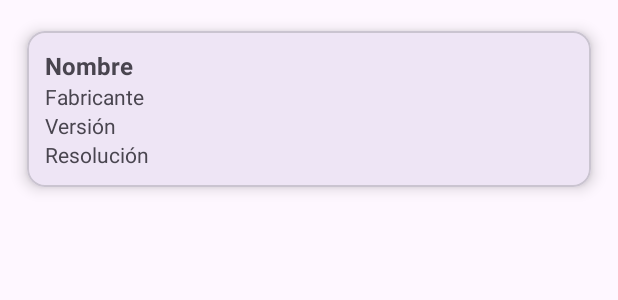
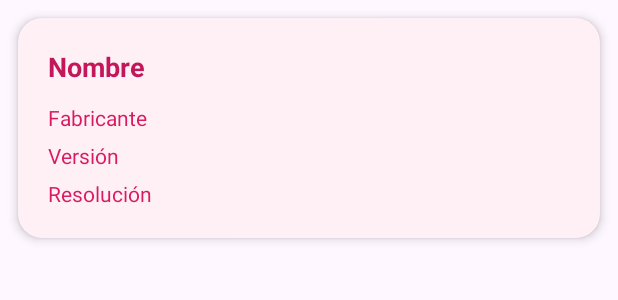
Before and after one commit to kat506/ACMisSensores7.10.205, an Android app: the layout item_sensor.xml on its own in the app's theme, with its tools: preview values and no code run, on a phone screen of 412 x 824 dp. Shown: the top 300 px of the screen. Run offline under Robolectric (Android 15) with nearby library versions, the phone set to English and light mode, and no system bars.

Commit message:
second commit

```diff
--- a/app/src/main/res/layout/item_sensor.xml
+++ b/app/src/main/res/layout/item_sensor.xml
@@ -2,16 +2,17 @@
     xmlns:app="http://schemas.android.com/apk/res-auto"
     android:layout_width="match_parent"
     android:layout_height="wrap_content"
-    android:layout_margin="8dp"
-    app:cardCornerRadius="12dp"
-    app:cardElevation="6dp"
-    app:cardUseCompatPadding="true">
+    android:layout_margin="12dp"
+    app:cardCornerRadius="16dp"
+    app:cardElevation="4dp"
+    app:strokeWidth="0dp"
+    app:cardBackgroundColor="#FFF0F5">
 
     <LinearLayout
         android:layout_width="match_parent"
-        android:layout_height="match_parent"
+        android:layout_height="wrap_content"
         android:orientation="vertical"
-        android:padding="12dp">
+        android:padding="20dp">
 
         <TextView
             android:id="@+id/txtName"
@@ -19,25 +20,35 @@
             android:layout_height="wrap_content"
             android:text="Nombre"
             android:textStyle="bold"
-            android:textSize="16sp" />
+            android:textSize="18sp"
+            android:textColor="#C2185B"
+            android:layout_marginBottom="12dp" />
 
         <TextView
             android:id="@+id/txtVendor"
             android:layout_width="match_parent"
             android:layout_height="wrap_content"
-            android:text="Fabricante" />
+            android:text="Fabricante"
+            android:textSize="14sp"
+            android:textColor="#D81B60"
+            android:layout_marginBottom="6dp" />
 
         <TextView
             android:id="@+id/txtVersion"
             android:layout_width="match_parent"
             android:layout_height="wrap_content"
-            android:text="Versión" />
+            android:text="Versión"
+            android:textSize="14sp"
+            android:textColor="#D81B60"
+            android:layout_marginBottom="6dp" />
 
         <TextView
             android:id="@+id/txtResolution"
             android:layout_width="match_parent"
             android:layout_height="wrap_content"
-            android:text="Resolución" />
+            android:text="Resolución"
+            android:textSize="14sp"
+            android:textColor="#D81B60" />
 
     </LinearLayout>
 </com.google.android.material.card.MaterialCardView>
```
